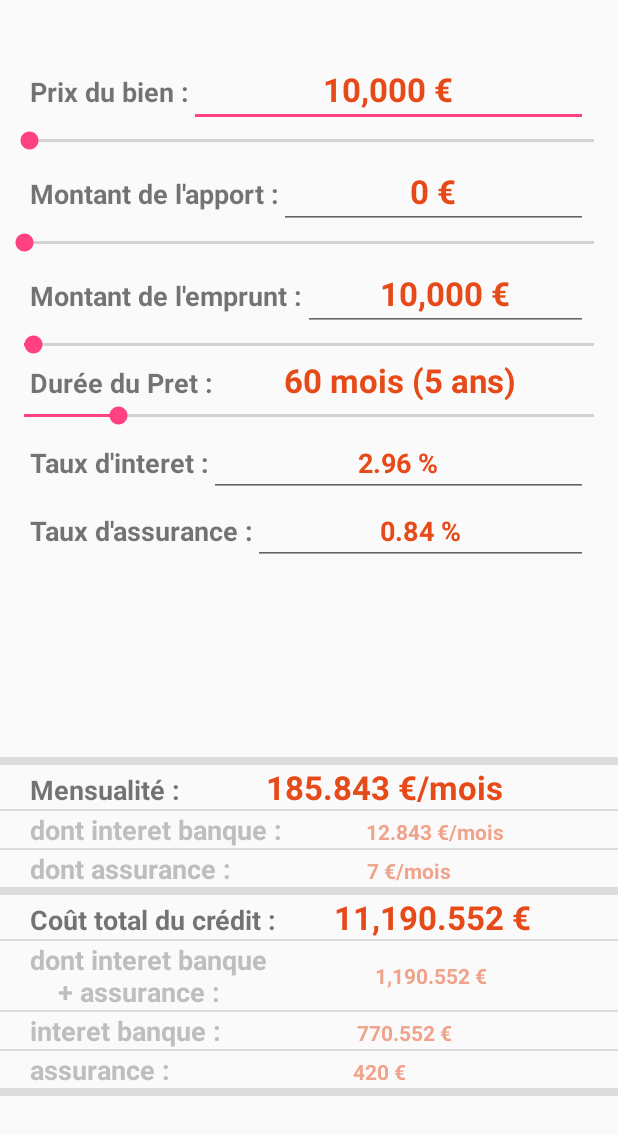
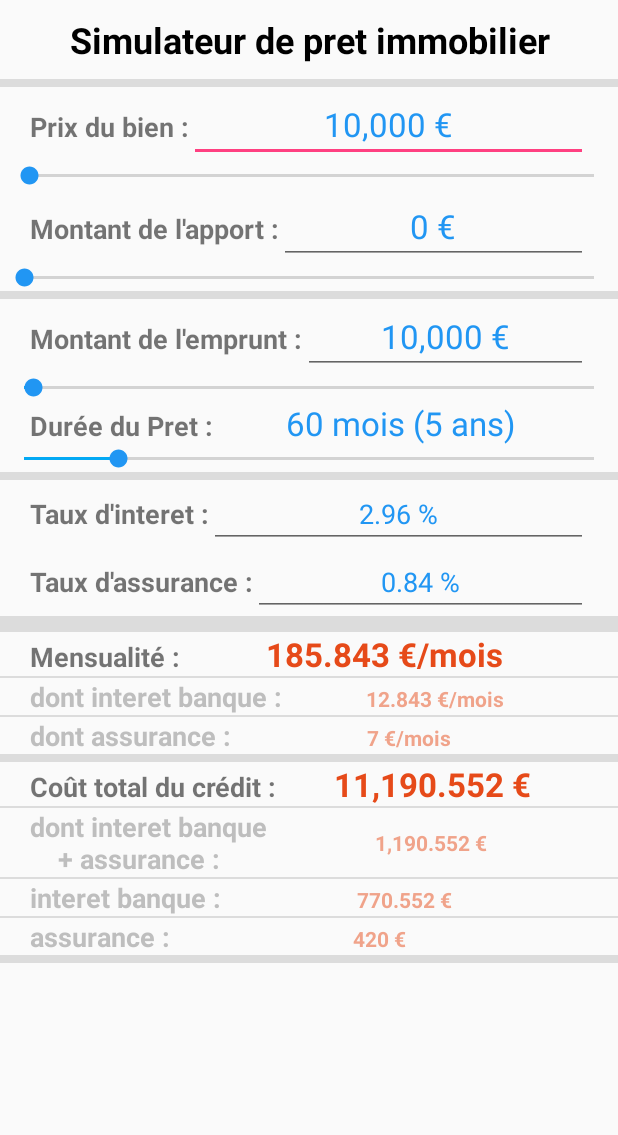
Before and after one commit to Doschembeck/OpenClassRooms_Projet-9, an Android app: the LoanSimulatorActivity screen opened directly, with no data from a screen before it, on a phone screen of 412 x 824 dp. Shown: the top 1135 px of the screen. Run offline under Robolectric (Android 15) with nearby library versions, the phone set to English and light mode, and no system bars; our stand-ins replace ButterKnife.

Commit message:
Update activity_loan_simulator.xml

```diff
--- a/RealEstateManager/app/src/main/res/layout/activity_loan_simulator.xml
+++ b/RealEstateManager/app/src/main/res/layout/activity_loan_simulator.xml
@@ -7,13 +7,27 @@
     android:orientation="vertical"
     tools:context=".controller.LoanSimulatorActivity">
 
+    <TextView
+        android:layout_width="match_parent"
+        android:layout_height="wrap_content"
+        android:layout_marginVertical="10dp"
+        android:textAlignment="center"
+        android:textColor="#000000"
+        android:textStyle="bold"
+        android:textSize="24sp"
+        android:text="Simulateur de pret immobilier"/>
+
 <!--    Réglages    -->
     <LinearLayout
         android:layout_width="match_parent"
-    android:layout_height="0dp"
-    android:layout_weight="1"
+        android:layout_height="wrap_content"
         android:gravity="center"
         android:orientation="vertical">
+
+        <View
+            android:layout_width="match_parent"
+            android:layout_height="5dp"
+            android:background="?android:attr/listDivider" />
 
         <!--    Prix du bien     -->
         <LinearLayout
@@ -33,15 +47,16 @@
                 android:layout_height="wrap_content"
                 android:gravity="center"
                 android:inputType="number"
-            android:textColor="#E64A19"
-            android:textSize="22sp"
-            android:textStyle="bold" />
+                android:textColor="#2196F3"
+                android:textSize="22sp"/>
         </LinearLayout>
 
         <SeekBar
             android:id="@+id/activity_loan_simulator_seekbar_cost_property"
             android:layout_width="match_parent"
             android:layout_height="wrap_content"
+            android:thumbTint="#2196F3"
+            android:progressTint="#03A9F4"
             android:min="1000"
             android:max="1000000" />
 
@@ -63,16 +78,22 @@
                 android:layout_height="wrap_content"
                 android:gravity="center"
                 android:inputType="number"
-            android:textColor="#E64A19"
-            android:textSize="22sp"
-            android:textStyle="bold" />
+                android:textColor="#2196F3"
+                android:textSize="22sp" />
         </LinearLayout>
 
         <SeekBar
             android:id="@+id/activity_loan_simulator_seekbar_amount_Contribution"
             android:layout_width="match_parent"
             android:layout_height="wrap_content"
+            android:thumbTint="#2196F3"
+            android:progressTint="#03A9F4"
             android:max="300000" />
+
+        <View
+            android:layout_width="match_parent"
+            android:layout_height="5dp"
+            android:background="?android:attr/listDivider" />
 
         <!--    Montant du pret     -->
         <LinearLayout
@@ -92,15 +113,16 @@
                 android:layout_height="wrap_content"
                 android:gravity="center"
                 android:inputType="number"
-            android:textColor="#E64A19"
-            android:textSize="22sp"
-            android:textStyle="bold" />
+                android:textColor="#2196F3"
+                android:textSize="22sp" />
         </LinearLayout>
 
         <SeekBar
             android:id="@+id/activity_loan_simulator_seekbar_amount"
             android:layout_width="match_parent"
             android:layout_height="wrap_content"
+            android:thumbTint="#2196F3"
+            android:progressTint="#03A9F4"
             android:min="1000"
             android:max="600000" />
 
@@ -122,16 +144,23 @@
                 android:layout_height="wrap_content"
                 android:gravity="center"
                 android:textSize="22sp"
-            android:textStyle="bold"
-            android:textColor="#E64A19"/>
+                android:textColor="#2196F3"
+                />
 
         </LinearLayout>
         <SeekBar
             android:id="@+id/activity_loan_simulator_seekbar_during"
             android:layout_width="match_parent"
             android:layout_height="wrap_content"
+            android:thumbTint="#2196F3"
+            android:progressTint="#03A9F4"
             android:min="1"
             android:max="360"/>
+
+        <View
+            android:layout_width="match_parent"
+            android:layout_height="5dp"
+            android:background="?android:attr/listDivider" />
 
         <!--    Taux d'interet      -->
         <LinearLayout
@@ -151,8 +180,7 @@
                 android:layout_height="wrap_content"
                 android:gravity="center"
                 android:inputType="numberDecimal"
-            android:textColor="#E64A19"
-            android:textStyle="bold" />
+                android:textColor="#2196F3"/>
 
         </LinearLayout>
 
@@ -174,18 +202,21 @@
                 android:layout_height="wrap_content"
                 android:gravity="center"
                 android:inputType="numberDecimal"
-            android:textColor="#E64A19"
-            android:textStyle="bold" />
+                android:textColor="#2196F3" />
 
         </LinearLayout>
+
+        <View
+            android:layout_width="match_parent"
+            android:layout_height="5dp"
+            android:background="?android:attr/listDivider" />
     </LinearLayout>
 
 
 <!--    Resultats   -->
     <LinearLayout
         android:layout_width="match_parent"
-        android:layout_height="0dp"
-        android:layout_weight="1"
+        android:layout_height="wrap_content"
         android:gravity="center"
         android:orientation="vertical">
 
```
Lines whose indentation alone changed are shown as unchanged.
